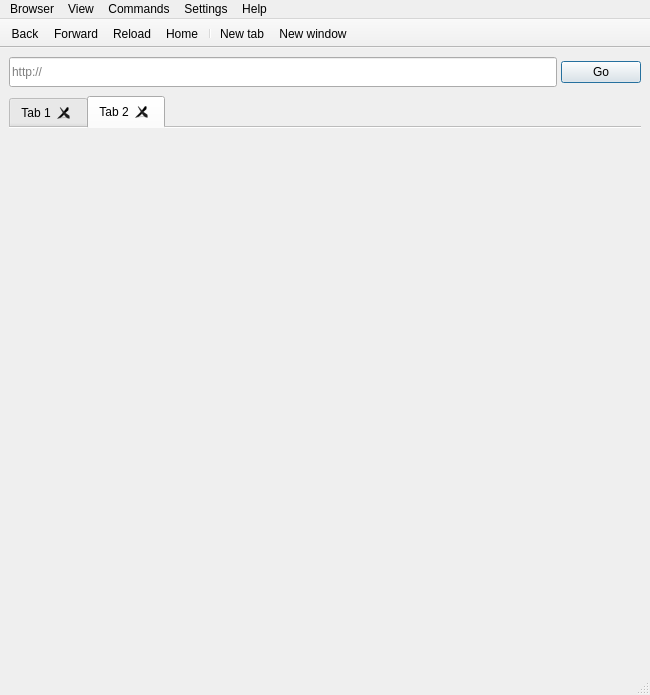
Above: ui/browser.ui from trabdlkarim/voce-browser before the change. Below: the same form after it.
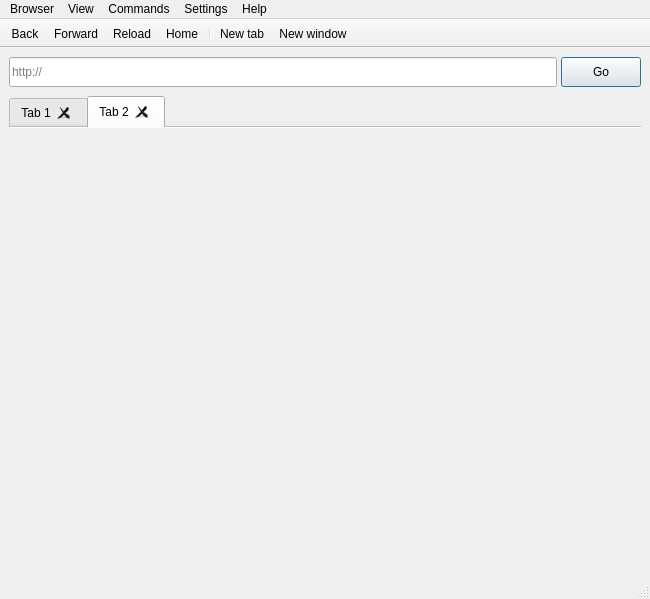
That is the form after the change. The open tabs and pages were chosen to show the change. Icons and pictures are not drawn.

```diff
--- a/ui/browser.ui
+++ b/ui/browser.ui
@@ -10,7 +10,7 @@
     <x>0</x>
     <y>0</y>
     <width>650</width>
-    <height>695</height>
+    <height>599</height>
    </rect>
   </property>
   <property name="minimumSize">
@@ -79,14 +79,26 @@
             <verstretch>0</verstretch>
            </sizepolicy>
           </property>
+          <property name="minimumSize">
+           <size>
+            <width>80</width>
+            <height>30</height>
+           </size>
+          </property>
           <property name="cursor">
            <cursorShape>PointingHandCursor</cursorShape>
           </property>
           <property name="text">
            <string>Go</string>
           </property>
+          <property name="iconSize">
+           <size>
+            <width>20</width>
+            <height>20</height>
+           </size>
+          </property>
           <property name="autoDefault">
-           <bool>true</bool>
+           <bool>false</bool>
           </property>
           <property name="default">
            <bool>true</bool>
@@ -128,6 +140,9 @@
         <property name="elideMode">
          <enum>Qt::ElideNone</enum>
         </property>
+        <property name="usesScrollButtons">
+         <bool>false</bool>
+        </property>
         <property name="documentMode">
          <bool>true</bool>
         </property>
```
Left out of the diff: 78 changed lines with no effect on the pictures.
